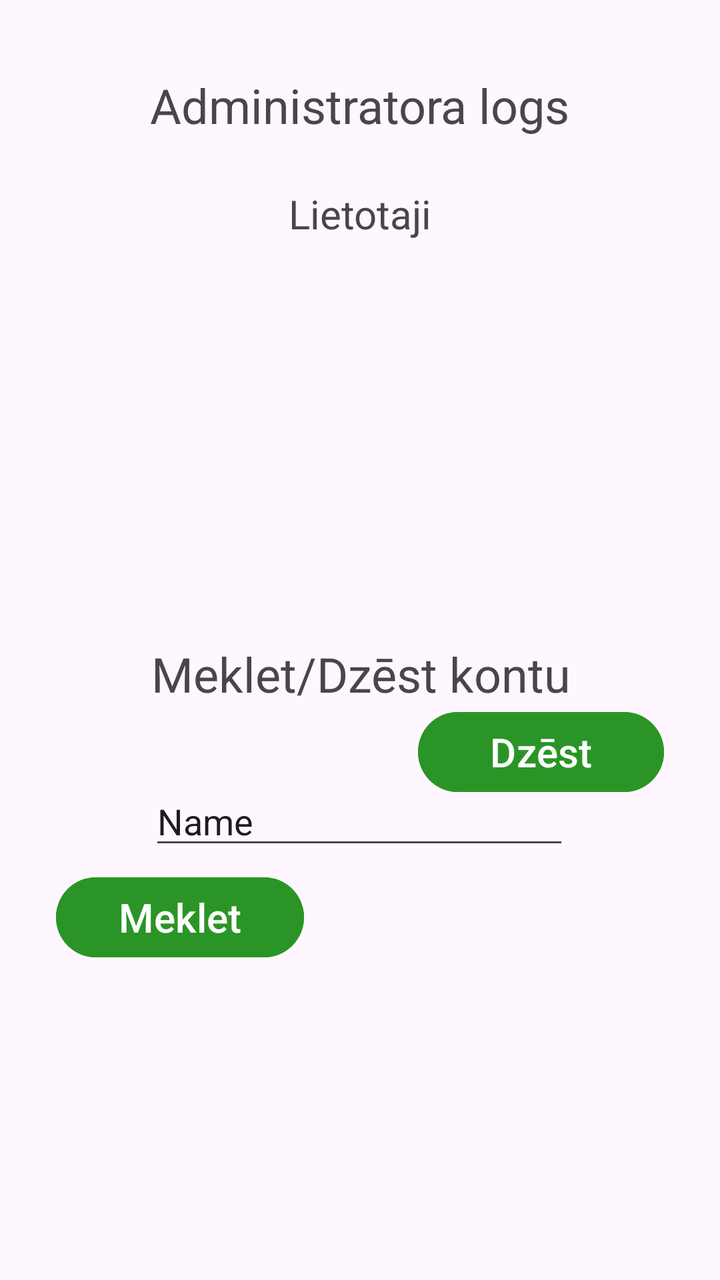
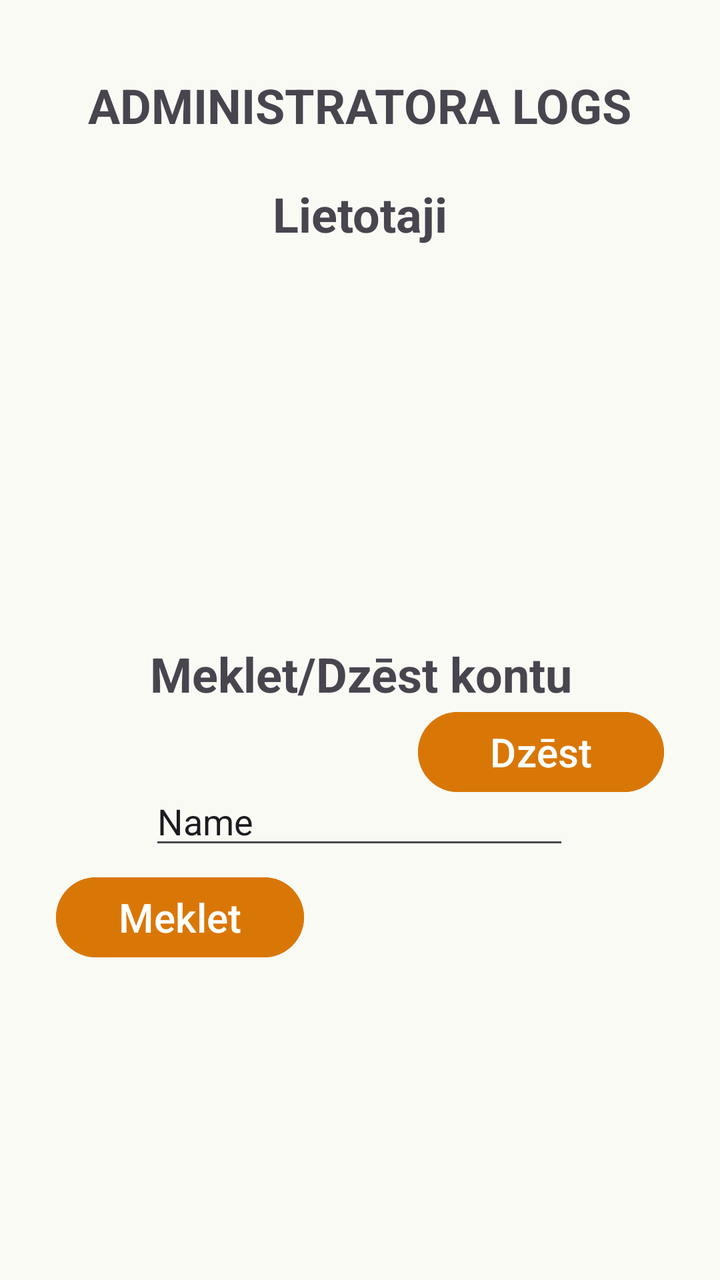

Compare the two renders of this Android layout. The source of the first and the diff that turns it into the second are given below.
<!-- AndroidManifest.xml: application theme Theme._11_PD2_PA_Giruckis_Nikitins_2026 -->
<!-- res/layout/admin_logs.xml -->
<?xml version="1.0" encoding="utf-8"?>
<androidx.constraintlayout.widget.ConstraintLayout xmlns:android="http://schemas.android.com/apk/res/android"
    xmlns:app="http://schemas.android.com/apk/res-auto"
    xmlns:tools="http://schemas.android.com/tools"
    android:layout_width="match_parent"
    android:layout_height="match_parent">

    <TextView
        android:id="@+id/admin_logs_text"
        android:layout_width="wrap_content"
        android:layout_height="wrap_content"
        android:text="@string/AdminLog_Text"
        android:textSize="24sp"
        app:layout_constraintBottom_toBottomOf="parent"
        app:layout_constraintEnd_toEndOf="parent"
        app:layout_constraintStart_toStartOf="parent"
        app:layout_constraintTop_toTopOf="parent"
        app:layout_constraintVertical_bias="0.06" />

    <TextView
        android:id="@+id/adming_logs_text2"
        android:layout_width="wrap_content"
        android:layout_height="wrap_content"
        android:text="@string/AdminLog_Tab_Text"
        android:textSize="20sp"
        app:layout_constraintBottom_toTopOf="@+id/Lietotaju_view"
        app:layout_constraintEnd_toEndOf="parent"
        app:layout_constraintStart_toStartOf="parent"
        app:layout_constraintTop_toBottomOf="@+id/admin_logs_text" />

    <Button
        android:id="@+id/search_button"
        android:layout_width="124dp"
        android:layout_height="48dp"
        android:layout_marginStart="28dp"
        android:layout_marginTop="360dp"
        android:layout_marginEnd="56dp"
        android:backgroundTint="#2A9526"
        android:text="@string/AdminLog_Find_Button_Text"
        android:textSize="20sp"
        app:layout_constraintBottom_toBottomOf="parent"
        app:layout_constraintEnd_toStartOf="@+id/delete_button"
        app:layout_constraintHorizontal_bias="0.076"
        app:layout_constraintStart_toStartOf="parent"
        app:layout_constraintTop_toBottomOf="@+id/admin_logs_text"
        app:layout_constraintVertical_bias="0.036" />

    <Button
        android:id="@+id/delete_button"
        android:layout_width="123dp"
        android:layout_height="48dp"
        android:layout_marginEnd="28dp"
        android:layout_marginBottom="240dp"
        android:backgroundTint="#2A9526"
        android:text="@string/AdminLog_Delete_Button_Text"
        android:textSize="20sp"
        app:layout_constraintBottom_toBottomOf="parent"
        app:layout_constraintEnd_toEndOf="parent"
        app:layout_constraintTop_toBottomOf="@+id/admin_logs_text"
        app:layout_constraintVertical_bias="1.0" />

    <EditText
        android:id="@+id/admin_logs_search"
        android:layout_width="wrap_content"
        android:layout_height="wrap_content"
        android:layout_marginTop="32dp"
        android:ems="10"
        android:inputType="text"
        android:text="Name"
        app:layout_constraintBottom_toBottomOf="parent"
        app:layout_constraintEnd_toEndOf="parent"
        app:layout_constraintHorizontal_bias="0.497"
        app:layout_constraintStart_toStartOf="parent"
        app:layout_constraintTop_toBottomOf="@+id/admin_logs_text3"
        app:layout_constraintVertical_bias="0.015" />

    <TextView
        android:id="@+id/admin_logs_text3"
        android:layout_width="wrap_content"
        android:layout_height="wrap_content"
        android:layout_marginTop="252dp"
        android:text="@string/AdminLog_DeleteFind_Text"
        android:textSize="24sp"
        app:layout_constraintEnd_toEndOf="parent"
        app:layout_constraintHorizontal_bias="0.504"
        app:layout_constraintStart_toStartOf="parent"
        app:layout_constraintTop_toBottomOf="@+id/admin_logs_text" />

    <ScrollView
        android:id="@+id/Lietotaju_view"
        android:layout_width="381dp"
        android:layout_height="158dp"
        android:layout_marginTop="76dp"
        android:outlineAmbientShadowColor="#1B1A1A"
        android:outlineSpotShadowColor="#DB3232"
        app:layout_constraintBottom_toTopOf="@+id/admin_logs_text3"
        app:layout_constraintEnd_toEndOf="parent"
        app:layout_constraintHorizontal_bias="0.493"
        app:layout_constraintStart_toStartOf="parent"
        app:layout_constraintTop_toBottomOf="@+id/admin_logs_text"
        app:layout_constraintVertical_bias="0.0">

        <LinearLayout
            android:layout_width="match_parent"
            android:layout_height="wrap_content"
            android:orientation="vertical" />
    </ScrollView>

</androidx.constraintlayout.widget.ConstraintLayout>
<!-- resources referenced by this layout -->
<resources>
  <string name="AdminLog_DeleteFind_Text">Meklet/Dzēst kontu</string>
  <string name="AdminLog_Delete_Button_Text">Dzēst</string>
  <string name="AdminLog_Find_Button_Text">Meklet</string>
  <string name="AdminLog_Tab_Text">Lietotaji</string>
  <string name="AdminLog_Text">Administratora logs</string>
  <style name="Theme._11_PD2_PA_Giruckis_Nikitins_2026" parent="Base.Theme._11_PD2_PA_Giruckis_Nikitins_2026" />
  <style name="Base.Theme._11_PD2_PA_Giruckis_Nikitins_2026" parent="Theme.Material3.DayNight.NoActionBar">
          
          
      </style>
</resources>

<!-- the commit's change to res/layout/admin_logs.xml (unified diff, before → after) -->
@@ -3,14 +3,17 @@
     xmlns:app="http://schemas.android.com/apk/res-auto"
     xmlns:tools="http://schemas.android.com/tools"
     android:layout_width="match_parent"
-    android:layout_height="match_parent">
+    android:layout_height="match_parent"
+    android:background="#FAFAF5">
 
     <TextView
         android:id="@+id/admin_logs_text"
         android:layout_width="wrap_content"
         android:layout_height="wrap_content"
         android:text="@string/AdminLog_Text"
+        android:textAllCaps="true"
         android:textSize="24sp"
+        android:textStyle="bold"
         app:layout_constraintBottom_toBottomOf="parent"
         app:layout_constraintEnd_toEndOf="parent"
         app:layout_constraintStart_toStartOf="parent"
@@ -22,7 +25,8 @@
         android:layout_width="wrap_content"
         android:layout_height="wrap_content"
         android:text="@string/AdminLog_Tab_Text"
-        android:textSize="20sp"
+        android:textSize="24sp"
+        android:textStyle="bold"
         app:layout_constraintBottom_toTopOf="@+id/Lietotaju_view"
         app:layout_constraintEnd_toEndOf="parent"
         app:layout_constraintStart_toStartOf="parent"
@@ -35,7 +39,7 @@
         android:layout_marginStart="28dp"
         android:layout_marginTop="360dp"
         android:layout_marginEnd="56dp"
-        android:backgroundTint="#2A9526"
+        android:backgroundTint="#D97706"
         android:text="@string/AdminLog_Find_Button_Text"
         android:textSize="20sp"
         app:layout_constraintBottom_toBottomOf="parent"
@@ -51,7 +55,7 @@
         android:layout_height="48dp"
         android:layout_marginEnd="28dp"
         android:layout_marginBottom="240dp"
-        android:backgroundTint="#2A9526"
+        android:backgroundTint="#D97706"
         android:text="@string/AdminLog_Delete_Button_Text"
         android:textSize="20sp"
         app:layout_constraintBottom_toBottomOf="parent"
@@ -81,6 +85,7 @@
         android:layout_marginTop="252dp"
         android:text="@string/AdminLog_DeleteFind_Text"
         android:textSize="24sp"
+        android:textStyle="bold"
         app:layout_constraintEnd_toEndOf="parent"
         app:layout_constraintHorizontal_bias="0.504"
         app:layout_constraintStart_toStartOf="parent"
